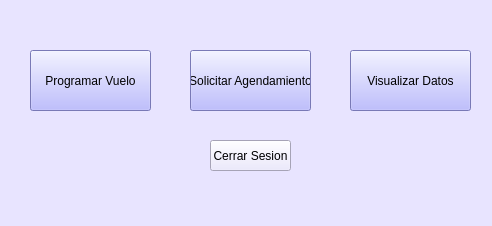
vanesagustin98/Aerocamp, file Interfaces Aeropuerto/interfazAerolinea.ui: the form before one commit.
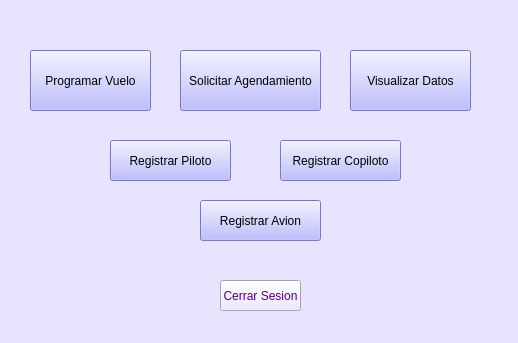
The form after the commit.

Patch:
```diff
--- a/Interfaces Aeropuerto/interfazAerolinea.ui
+++ b/Interfaces Aeropuerto/interfazAerolinea.ui
@@ -6,8 +6,8 @@
    <rect>
     <x>0</x>
     <y>0</y>
-    <width>492</width>
-    <height>226</height>
+    <width>518</width>
+    <height>343</height>
    </rect>
   </property>
   <property name="windowTitle">
@@ -36,12 +36,17 @@
    <widget class="QPushButton" name="bt_solicitarAgendamiento">
     <property name="geometry">
      <rect>
-      <x>190</x>
+      <x>180</x>
       <y>50</y>
-      <width>121</width>
+      <width>141</width>
       <height>61</height>
      </rect>
     </property>
+    <property name="font">
+     <font>
+      <pointsize>9</pointsize>
+     </font>
+    </property>
     <property name="styleSheet">
      <string notr="true">background-color: rgb(170, 170, 255);</string>
     </property>
@@ -68,19 +73,68 @@
    <widget class="QPushButton" name="bt_cerrarSesion">
     <property name="geometry">
      <rect>
-      <x>210</x>
-      <y>140</y>
+      <x>220</x>
+      <y>280</y>
       <width>81</width>
       <height>31</height>
      </rect>
     </property>
     <property name="styleSheet">
-     <string notr="true">background-color: rgb(232, 228, 255);</string>
+     <string notr="true">background-color: rgb(232, 228, 255);
+color: rgb(85, 0, 127);</string>
     </property>
     <property name="text">
      <string>Cerrar Sesion</string>
     </property>
    </widget>
+   <widget class="QPushButton" name="pushButton_2">
+    <property name="geometry">
+     <rect>
+      <x>110</x>
+      <y>140</y>
+      <width>121</width>
+      <height>41</height>
+     </rect>
+    </property>
+    <property name="styleSheet">
+     <string notr="true">background-color: rgb(170, 170, 255);</string>
+    </property>
+    <property name="text">
+     <string>Registrar Piloto</string>
+    </property>
+   </widget>
+   <widget class="QPushButton" name="pushButton_3">
+    <property name="geometry">
+     <rect>
+      <x>280</x>
+      <y>140</y>
+      <width>121</width>
+      <height>41</height>
+     </rect>
+    </property>
+    <property name="styleSheet">
+     <string notr="true">background-color: rgb(170, 170, 255);</string>
+    </property>
+    <property name="text">
+     <string>Registrar Copiloto</string>
+    </property>
+   </widget>
+   <widget class="QPushButton" name="pushButton_4">
+    <property name="geometry">
+     <rect>
+      <x>200</x>
+      <y>200</y>
+      <width>121</width>
+      <height>41</height>
+     </rect>
+    </property>
+    <property name="styleSheet">
+     <string notr="true">background-color: rgb(170, 170, 255);</string>
+    </property>
+    <property name="text">
+     <string>Registrar Avion</string>
+    </property>
+   </widget>
   </widget>
   <widget class="QStatusBar" name="statusbar"/>
  </widget>
```
Left out of the diff: 10 changed lines with no effect on the pictures.
